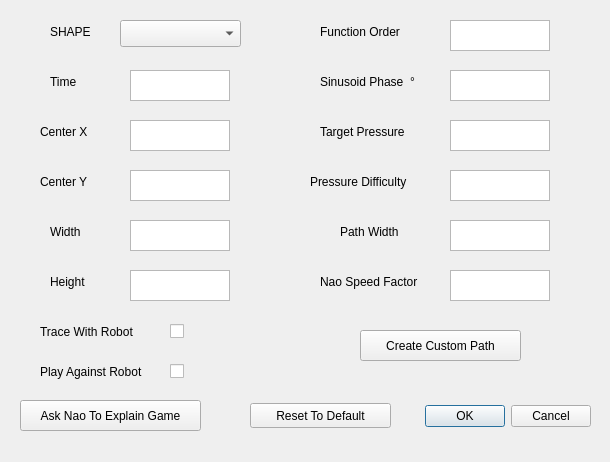
Qt form design/line_path.ui (UNSW-Interactive/cowriter_path_following) before a commit.
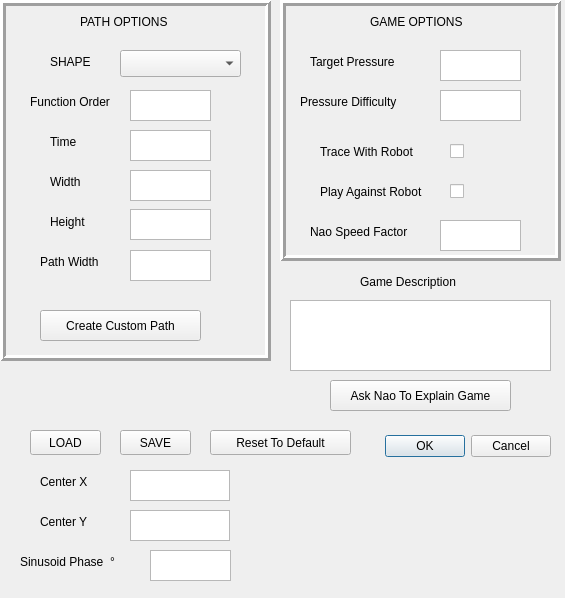
The same form after that commit.

```diff
--- a/design/line_path.ui
+++ b/design/line_path.ui
@@ -6,8 +6,8 @@
    <rect>
     <x>0</x>
     <y>0</y>
-    <width>610</width>
-    <height>462</height>
+    <width>565</width>
+    <height>598</height>
    </rect>
   </property>
   <property name="acceptDrops">
@@ -19,8 +19,8 @@
   <widget class="QDialogButtonBox" name="buttonBox">
    <property name="geometry">
     <rect>
-     <x>400</x>
-     <y>400</y>
+     <x>360</x>
+     <y>430</y>
      <width>191</width>
      <height>32</height>
     </rect>
@@ -36,7 +36,7 @@
    <property name="geometry">
     <rect>
      <x>50</x>
-     <y>10</y>
+     <y>40</y>
      <width>61</width>
      <height>43</height>
     </rect>
@@ -48,8 +48,8 @@
   <widget class="QPushButton" name="buttonResetToDefault">
    <property name="geometry">
     <rect>
-     <x>250</x>
-     <y>403</y>
+     <x>210</x>
+     <y>430</y>
      <width>141</width>
      <height>25</height>
     </rect>
@@ -62,7 +62,7 @@
    <property name="geometry">
     <rect>
      <x>120</x>
-     <y>20</y>
+     <y>50</y>
      <width>121</width>
      <height>27</height>
     </rect>
@@ -78,7 +78,7 @@
    <property name="geometry">
     <rect>
      <x>50</x>
-     <y>60</y>
+     <y>120</y>
      <width>41</width>
      <height>43</height>
     </rect>
@@ -91,7 +91,7 @@
    <property name="geometry">
     <rect>
      <x>40</x>
-     <y>110</y>
+     <y>460</y>
      <width>61</width>
      <height>43</height>
     </rect>
@@ -104,7 +104,7 @@
    <property name="geometry">
     <rect>
      <x>40</x>
-     <y>160</y>
+     <y>500</y>
      <width>61</width>
      <height>43</height>
     </rect>
@@ -117,8 +117,8 @@
    <property name="geometry">
     <rect>
      <x>130</x>
-     <y>70</y>
-     <width>100</width>
+     <y>130</y>
+     <width>81</width>
      <height>31</height>
     </rect>
    </property>
@@ -127,7 +127,7 @@
    <property name="geometry">
     <rect>
      <x>130</x>
-     <y>120</y>
+     <y>470</y>
      <width>100</width>
      <height>31</height>
     </rect>
@@ -137,7 +137,7 @@
    <property name="geometry">
     <rect>
      <x>130</x>
-     <y>170</y>
+     <y>510</y>
      <width>100</width>
      <height>31</height>
     </rect>
@@ -147,8 +147,8 @@
    <property name="geometry">
     <rect>
      <x>130</x>
-     <y>270</y>
-     <width>100</width>
+     <y>209</y>
+     <width>81</width>
      <height>31</height>
     </rect>
    </property>
@@ -157,7 +157,7 @@
    <property name="geometry">
     <rect>
      <x>50</x>
-     <y>210</y>
+     <y>160</y>
      <width>41</width>
      <height>43</height>
     </rect>
@@ -170,7 +170,7 @@
    <property name="geometry">
     <rect>
      <x>50</x>
-     <y>260</y>
+     <y>200</y>
      <width>41</width>
      <height>43</height>
     </rect>
@@ -183,8 +183,8 @@
    <property name="geometry">
     <rect>
      <x>130</x>
-     <y>220</y>
-     <width>100</width>
+     <y>170</y>
+     <width>81</width>
      <height>31</height>
     </rect>
    </property>
@@ -192,9 +192,9 @@
   <widget class="QTextEdit" name="e_pressureDifficulty">
    <property name="geometry">
     <rect>
-     <x>450</x>
-     <y>170</y>
-     <width>100</width>
+     <x>440</x>
+     <y>90</y>
+     <width>81</width>
      <height>31</height>
     </rect>
    </property>
@@ -202,8 +202,8 @@
   <widget class="QLabel" name="label_pressureDifficulty">
    <property name="geometry">
     <rect>
-     <x>310</x>
-     <y>160</y>
+     <x>300</x>
+     <y>80</y>
      <width>131</width>
      <height>43</height>
     </rect>
@@ -215,8 +215,8 @@
   <widget class="QLabel" name="label_targetPressure">
    <property name="geometry">
     <rect>
-     <x>320</x>
-     <y>110</y>
+     <x>310</x>
+     <y>40</y>
      <width>111</width>
      <height>43</height>
     </rect>
@@ -228,9 +228,9 @@
   <widget class="QTextEdit" name="e_targetPressure">
    <property name="geometry">
     <rect>
-     <x>450</x>
-     <y>120</y>
-     <width>100</width>
+     <x>440</x>
+     <y>50</y>
+     <width>81</width>
      <height>31</height>
     </rect>
    </property>
@@ -238,8 +238,8 @@
   <widget class="QLabel" name="label_playAgainstRobot">
    <property name="geometry">
     <rect>
-     <x>40</x>
-     <y>350</y>
+     <x>320</x>
+     <y>170</y>
      <width>131</width>
      <height>43</height>
     </rect>
@@ -248,34 +248,11 @@
     <string>Play Against Robot</string>
    </property>
   </widget>
-  <widget class="QTextEdit" name="e_pathWidth">
-   <property name="geometry">
-    <rect>
-     <x>450</x>
-     <y>220</y>
-     <width>100</width>
-     <height>31</height>
-    </rect>
-   </property>
-  </widget>
-  <widget class="QLabel" name="label_pathWidth">
-   <property name="geometry">
-    <rect>
-     <x>340</x>
-     <y>210</y>
-     <width>101</width>
-     <height>43</height>
-    </rect>
-   </property>
-   <property name="text">
-    <string>Path Width</string>
-   </property>
-  </widget>
   <widget class="QLabel" name="label_order">
    <property name="geometry">
     <rect>
-     <x>320</x>
-     <y>10</y>
+     <x>30</x>
+     <y>80</y>
      <width>101</width>
      <height>43</height>
     </rect>
@@ -287,9 +264,9 @@
   <widget class="QTextEdit" name="e_order">
    <property name="geometry">
     <rect>
-     <x>450</x>
-     <y>20</y>
-     <width>100</width>
+     <x>130</x>
+     <y>90</y>
+     <width>81</width>
      <height>31</height>
     </rect>
    </property>
@@ -297,9 +274,9 @@
   <widget class="QTextEdit" name="e_sinusoidPhase">
    <property name="geometry">
     <rect>
-     <x>450</x>
-     <y>70</y>
-     <width>100</width>
+     <x>150</x>
+     <y>550</y>
+     <width>81</width>
      <height>31</height>
     </rect>
    </property>
@@ -307,8 +284,8 @@
   <widget class="QLabel" name="label_sinusoidPhase">
    <property name="geometry">
     <rect>
-     <x>320</x>
-     <y>60</y>
+     <x>20</x>
+     <y>540</y>
      <width>111</width>
      <height>43</height>
     </rect>
@@ -320,8 +297,8 @@
   <widget class="QLabel" name="label_traceWithRobot">
    <property name="geometry">
     <rect>
-     <x>40</x>
-     <y>310</y>
+     <x>320</x>
+     <y>130</y>
      <width>121</width>
      <height>43</height>
     </rect>
@@ -333,8 +310,8 @@
   <widget class="QCheckBox" name="c_traceWithRobot">
    <property name="geometry">
     <rect>
-     <x>170</x>
-     <y>320</y>
+     <x>450</x>
+     <y>140</y>
      <width>21</width>
      <height>22</height>
     </rect>
@@ -352,8 +329,8 @@
   <widget class="QPushButton" name="buttonCreateCustomPath">
    <property name="geometry">
     <rect>
-     <x>360</x>
-     <y>330</y>
+     <x>40</x>
+     <y>310</y>
      <width>161</width>
      <height>31</height>
     </rect>
@@ -365,8 +342,8 @@
   <widget class="QCheckBox" name="c_playAgainstRobot">
    <property name="geometry">
     <rect>
-     <x>170</x>
-     <y>360</y>
+     <x>450</x>
+     <y>180</y>
      <width>21</width>
      <height>22</height>
     </rect>
@@ -384,9 +361,9 @@
   <widget class="QTextEdit" name="e_naoSpeedFactor">
    <property name="geometry">
     <rect>
-     <x>450</x>
-     <y>270</y>
-     <width>100</width>
+     <x>440</x>
+     <y>220</y>
+     <width>81</width>
      <height>31</height>
     </rect>
    </property>
@@ -394,8 +371,8 @@
   <widget class="QLabel" name="label_naoSpeedFactor">
    <property name="geometry">
     <rect>
-     <x>320</x>
-     <y>260</y>
+     <x>310</x>
+     <y>210</y>
      <width>131</width>
      <height>43</height>
     </rect>
@@ -407,8 +384,8 @@
   <widget class="QPushButton" name="buttonNaoExplain">
    <property name="geometry">
     <rect>
-     <x>20</x>
-     <y>400</y>
+     <x>330</x>
+     <y>380</y>
      <width>181</width>
      <height>31</height>
     </rect>
@@ -417,6 +394,205 @@
     <string>Ask Nao To Explain Game</string>
    </property>
   </widget>
+  <widget class="QFrame" name="frame">
+   <property name="geometry">
+    <rect>
+     <x>0</x>
+     <y>0</y>
+     <width>271</width>
+     <height>361</height>
+    </rect>
+   </property>
+   <property name="frameShape">
+    <enum>QFrame::Box</enum>
+   </property>
+   <property name="frameShadow">
+    <enum>QFrame::Raised</enum>
+   </property>
+   <property name="lineWidth">
+    <number>3</number>
+   </property>
+  </widget>
+  <widget class="QLabel" name="label_gameOptions_3">
+   <property name="geometry">
+    <rect>
+     <x>80</x>
+     <y>0</y>
+     <width>131</width>
+     <height>43</height>
+    </rect>
+   </property>
+   <property name="text">
+    <string>PATH OPTIONS</string>
+   </property>
+  </widget>
+  <widget class="QFrame" name="frame_2">
+   <property name="geometry">
+    <rect>
+     <x>280</x>
+     <y>0</y>
+     <width>281</width>
+     <height>261</height>
+    </rect>
+   </property>
+   <property name="frameShape">
+    <enum>QFrame::Box</enum>
+   </property>
+   <property name="frameShadow">
+    <enum>QFrame::Raised</enum>
+   </property>
+   <property name="lineWidth">
+    <number>3</number>
+   </property>
+  </widget>
+  <widget class="QLabel" name="label_gameOptions">
+   <property name="geometry">
+    <rect>
+     <x>370</x>
+     <y>0</y>
+     <width>111</width>
+     <height>43</height>
+    </rect>
+   </property>
+   <property name="text">
+    <string>GAME OPTIONS</string>
+   </property>
+  </widget>
+  <widget class="QLabel" name="label_pathWidth">
+   <property name="geometry">
+    <rect>
+     <x>40</x>
+     <y>240</y>
+     <width>101</width>
+     <height>43</height>
+    </rect>
+   </property>
+   <property name="toolTip">
+    <string>Width of the path</string>
+   </property>
+   <property name="text">
+    <string>Path Width</string>
+   </property>
+  </widget>
+  <widget class="QTextEdit" name="e_pathWidth">
+   <property name="geometry">
+    <rect>
+     <x>130</x>
+     <y>250</y>
+     <width>81</width>
+     <height>31</height>
+    </rect>
+   </property>
+  </widget>
+  <widget class="QPushButton" name="buttonLoad">
+   <property name="geometry">
+    <rect>
+     <x>30</x>
+     <y>430</y>
+     <width>71</width>
+     <height>25</height>
+    </rect>
+   </property>
+   <property name="toolTip">
+    <string>Load saved settings</string>
+   </property>
+   <property name="text">
+    <string>LOAD</string>
+   </property>
+  </widget>
+  <widget class="QPushButton" name="buttonSave">
+   <property name="geometry">
+    <rect>
+     <x>120</x>
+     <y>430</y>
+     <width>71</width>
+     <height>25</height>
+    </rect>
+   </property>
+   <property name="toolTip">
+    <string>Save current settings</string>
+   </property>
+   <property name="text">
+    <string>SAVE</string>
+   </property>
+  </widget>
+  <widget class="QTextBrowser" name="textGameDescription">
+   <property name="geometry">
+    <rect>
+     <x>290</x>
+     <y>300</y>
+     <width>261</width>
+     <height>71</height>
+    </rect>
+   </property>
+   <property name="toolTip">
+    <string>Description of the game. 
+ Click Ask Nao To Explain Game to update the description</string>
+   </property>
+   <property name="html">
+    <string>&lt;!DOCTYPE HTML PUBLIC &quot;-//W3C//DTD HTML 4.0//EN&quot; &quot;http://www.w3.org/TR/REC-html40/strict.dtd&quot;&gt;
+&lt;html&gt;&lt;head&gt;&lt;meta name=&quot;qrichtext&quot; content=&quot;1&quot; /&gt;&lt;style type=&quot;text/css&quot;&gt;
+p, li { white-space: pre-wrap; }
+&lt;/style&gt;&lt;/head&gt;&lt;body style=&quot; font-family:'Ubuntu'; font-size:11pt; font-weight:400; font-style:normal;&quot;&gt;
+&lt;p style=&quot;-qt-paragraph-type:empty; margin-top:0px; margin-bottom:0px; margin-left:0px; margin-right:0px; -qt-block-indent:0; text-indent:0px;&quot;&gt;&lt;br /&gt;&lt;/p&gt;&lt;/body&gt;&lt;/html&gt;</string>
+   </property>
+  </widget>
+  <widget class="QLabel" name="label_gameDescription">
+   <property name="geometry">
+    <rect>
+     <x>360</x>
+     <y>260</y>
+     <width>121</width>
+     <height>43</height>
+    </rect>
+   </property>
+   <property name="toolTip">
+    <string>Description of the game. Click Ask Nao To Explain Game to update the description</string>
+   </property>
+   <property name="text">
+    <string>Game Description</string>
+   </property>
+  </widget>
+  <zorder>frame</zorder>
+  <zorder>frame_2</zorder>
+  <zorder>buttonBox</zorder>
+  <zorder>label_shape</zorder>
+  <zorder>buttonResetToDefault</zorder>
+  <zorder>choice_shape</zorder>
+  <zorder>label_time</zorder>
+  <zorder>label_centerX</zorder>
+  <zorder>label_centerY</zorder>
+  <zorder>e_time</zorder>
+  <zorder>e_centerX</zorder>
+  <zorder>e_centerY</zorder>
+  <zorder>e_height</zorder>
+  <zorder>label_width</zorder>
+  <zorder>label_height</zorder>
+  <zorder>e_width</zorder>
+  <zorder>e_pressureDifficulty</zorder>
+  <zorder>label_pressureDifficulty</zorder>
+  <zorder>label_targetPressure</zorder>
+  <zorder>e_targetPressure</zorder>
+  <zorder>label_playAgainstRobot</zorder>
+  <zorder>label_order</zorder>
+  <zorder>e_order</zorder>
+  <zorder>e_sinusoidPhase</zorder>
+  <zorder>label_sinusoidPhase</zorder>
+  <zorder>label_traceWithRobot</zorder>
+  <zorder>c_traceWithRobot</zorder>
+  <zorder>buttonCreateCustomPath</zorder>
+  <zorder>c_playAgainstRobot</zorder>
+  <zorder>e_naoSpeedFactor</zorder>
+  <zorder>label_naoSpeedFactor</zorder>
+  <zorder>buttonNaoExplain</zorder>
+  <zorder>label_gameOptions_3</zorder>
+  <zorder>label_gameOptions</zorder>
+  <zorder>label_pathWidth</zorder>
+  <zorder>e_pathWidth</zorder>
+  <zorder>buttonLoad</zorder>
+  <zorder>buttonSave</zorder>
+  <zorder>textGameDescription</zorder>
+  <zorder>label_gameDescription</zorder>
  </widget>
  <resources/>
  <connections/>
```
Left out of the diff: 45 changed lines with no effect on the pictures.
